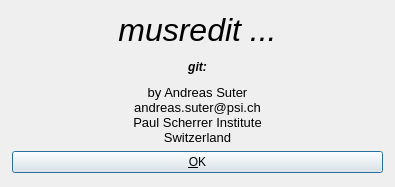
aPeter1/musrfit-fork, file src/musredit_qt5/forms/PMusrEditAbout.ui: the form before one commit.
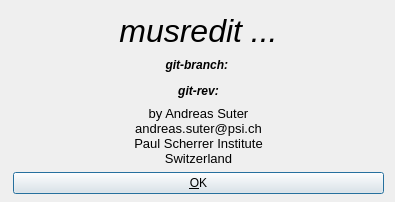
The form after the commit. Icons and pictures are not drawn.

Commit message: changed generation of git-revision.h which allows to keep it up-to-date. Aditionally git-branch info has been added.

Diff of the .ui file:
```diff
--- a/src/musredit_qt5/forms/PMusrEditAbout.ui
+++ b/src/musredit_qt5/forms/PMusrEditAbout.ui
@@ -7,7 +7,7 @@
     <x>0</x>
     <y>0</y>
     <width>395</width>
-    <height>187</height>
+    <height>202</height>
    </rect>
   </property>
   <property name="windowTitle">
@@ -20,10 +20,10 @@
   <widget class="QWidget" name="">
    <property name="geometry">
     <rect>
-     <x>12</x>
-     <y>12</y>
+     <x>13</x>
+     <y>13</y>
      <width>371</width>
-     <height>161</height>
+     <height>181</height>
     </rect>
    </property>
    <layout class="QVBoxLayout" name="verticalLayout">
@@ -46,6 +46,23 @@
       </property>
      </widget>
     </item>
+    <item>
+     <widget class="QLabel" name="fGitBranch_label">
+      <property name="font">
+       <font>
+        <weight>75</weight>
+        <italic>true</italic>
+        <bold>true</bold>
+       </font>
+      </property>
+      <property name="text">
+       <string>&lt;html&gt;&lt;head/&gt;&lt;body&gt;&lt;p&gt;&lt;span style=&quot; font-weight:600; font-style:italic;&quot;&gt;git-branch: &lt;/span&gt;&lt;/p&gt;&lt;/body&gt;&lt;/html&gt;</string>
+      </property>
+      <property name="alignment">
+       <set>Qt::AlignCenter</set>
+      </property>
+     </widget>
+    </item>
     <item>
      <widget class="QLabel" name="fGitRev_label">
       <property name="font">
@@ -56,7 +73,7 @@
        </font>
       </property>
       <property name="text">
-       <string>git:</string>
+       <string>git-rev:</string>
       </property>
       <property name="alignment">
        <set>Qt::AlignCenter</set>
```
The commit also changes 15 other files.
